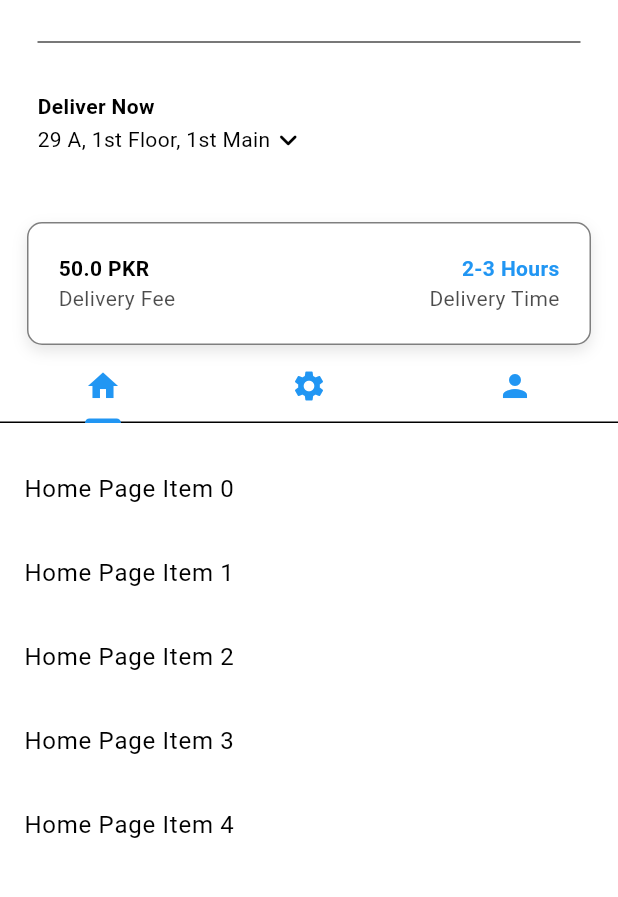
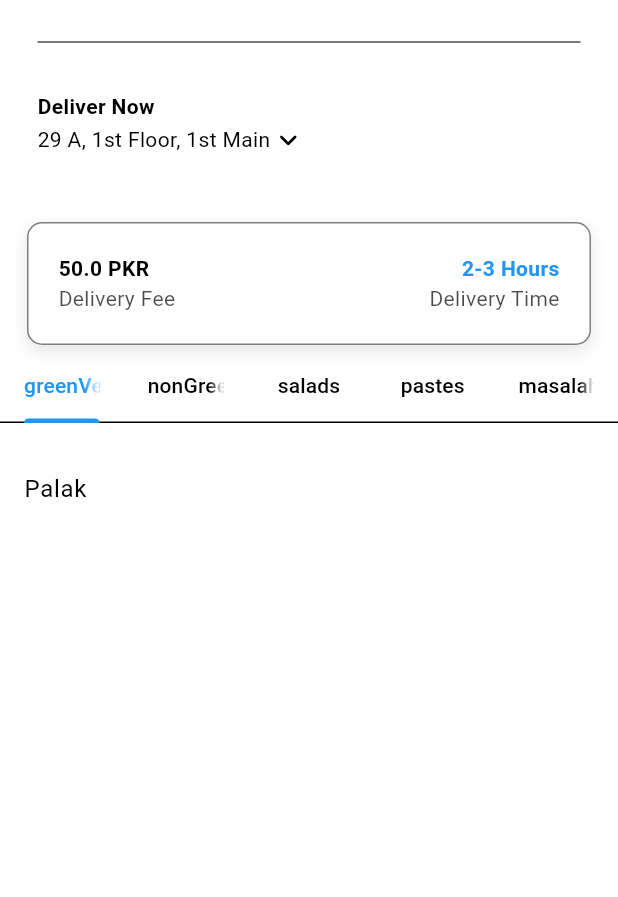
Before and after one commit to tahirdotdev-tdd/vibes_veggies-newui, a Flutter app: the screen it shows after launch, after a tap on "Login", on a phone screen of 412 x 824 dp, the part 63-960 px from its top. Run offline on Flutter 3.47's test engine with Material 3 defaults, Android fonts, the phone set to English and light mode, and no system bars.

Commit message:
Updated UI, and other pages

```diff
--- a/lib/components/my_tab_bar.dart
+++ b/lib/components/my_tab_bar.dart
@@ -1,26 +1,24 @@
 import 'package:flutter/material.dart';
+import 'package:vibes_veggies/models/food.dart';
 
 class MyTabBar extends StatelessWidget {
   final TabController tabController;
   const MyTabBar({super.key, required this.tabController});
+
+  List<Tab> _buildCategoryTabs() {
+    return FoodCategories.values.map((category) {
+      return Tab(
+        text: category.toString().split(".").last,
+      );
+    }).toList();
+  }
 
   @override
   Widget build(BuildContext context) {
     return Container(
       child: TabBar(
         controller: tabController,
-        tabs: const [
-          Tab(
-            icon: Icon(Icons.home),
-          ),
-          Tab(
-            icon: Icon(Icons.settings),
-          ),
-          Tab(
-            icon: Icon(Icons.person),
-          ),
-
-        ],
+        tabs: _buildCategoryTabs(),
       ),
     );
   }
--- a/lib/main.dart
+++ b/lib/main.dart
@@ -1,14 +1,27 @@
 import 'package:flutter/material.dart';
 import 'package:provider/provider.dart';
 import 'package:vibes_veggies/auth/login_or_register.dart';
+import 'package:vibes_veggies/models/restraunt.dart';
 import 'package:vibes_veggies/themes/theme_provider.dart';
 
 void main() {
-  runApp(ChangeNotifierProvider(
-    create: (context) => ThemeProvider(),
-    child: const MyApp(),
-  ));
+  runApp(
+    MultiProvider(
+      providers: [
+        // Theme provider
+        ChangeNotifierProvider(
+          create: (context) => ThemeProvider(),
+        ),
+        // Restaurant provider
+        ChangeNotifierProvider(
+          create: (context) => Restraunt(),
+        ),
+      ],
+      child: const MyApp(), // Replace 'MyApp' with your root widget
+    ),
+  );
 }
+
 
 class MyApp extends StatelessWidget {
   const MyApp({super.key});
--- a/lib/models/restraunt.dart
+++ b/lib/models/restraunt.dart
@@ -0,0 +1,84 @@
+import 'package:flutter/cupertino.dart';
+import 'package:provider/provider.dart';
+import 'package:vibes_veggies/models/food.dart';
+
+class Restraunt extends ChangeNotifier {
+  final List<Food> _menu = [
+
+    //green Veggie
+    Food(
+      name: "Palak",
+      description: "Fresh, pre-cut and ready-to-cook",
+      imagePath: "lib/images/greeenVeggies/gobi.jpeg",
+      price: "250.0 PKR",
+      category: FoodCategories.greenVeggies,
+      availableAddons: [
+        AddOn(name: "Masalah", price: "30"),
+        AddOn(name: "Lehsan", price: "30"),
+      ],
+    ),
+
+    //non green veggies
+    Food(
+      name: "Turnips",
+      description: "Fresh, pre-cut and ready-to-cook",
+      imagePath: "lib/images/nonGreen/turnips.jpeg",
+      price: "300.0 PKR",
+      category: FoodCategories.nonGreenVeggies,
+      availableAddons: [
+        AddOn(name: "Masalah", price: "30"),
+        AddOn(name: "Lehsan", price: "30"),
+      ],
+    ),
+
+    //masalah
+    Food(
+      name: "Dhania",
+      description: "Fresh, pre-cut and ready-to-cook",
+      imagePath: "lib/images/masalah/dhania.jpeg",
+      price: "300.0 PKR",
+      category: FoodCategories.masalah,
+      availableAddons: [
+        AddOn(name: "Lehsan", price: "30"),
+      ],
+    ),
+
+    //pastes
+    Food(
+      name: "Carrots",
+      description: "Fresh, pre-cut and ready-to-cook",
+      imagePath: "lib/images/nonGreen/carrots.jpeg",
+      price: "150.0 PKR",
+      category: FoodCategories.nonGreenVeggies,
+      availableAddons: [
+        AddOn(name: "Masalah", price: "30"),
+        AddOn(name: "Lehsan", price: "30"),
+      ],
+    )
+
+  ];
+
+
+  //Getters
+List<Food> get menu => _menu;
+
+  //Operations
+
+ //-> Add to cart
+
+ //-> Remove from cart
+
+ //-> Get total price
+
+ //-> Get total number of items in cart
+
+ //clear the cart
+
+  //Helpers
+
+//generate a receipt
+
+//convert double into money
+
+//format list of addons into a string summary
+}
--- a/lib/pages/home_page.dart
+++ b/lib/pages/home_page.dart
@@ -1,9 +1,12 @@
 import 'package:flutter/material.dart';
+import 'package:provider/provider.dart';
 import 'package:vibes_veggies/components/my_current_location.dart';
 import 'package:vibes_veggies/components/my_description_box.dart';
 import 'package:vibes_veggies/components/my_drawer.dart';
 import 'package:vibes_veggies/components/my_sliver_app_bar.dart';
 import 'package:vibes_veggies/components/my_tab_bar.dart';
+import 'package:vibes_veggies/models/food.dart';
+import 'package:vibes_veggies/models/restraunt.dart';
 
 class HomePage extends StatefulWidget {
   const HomePage({super.key});
@@ -12,13 +15,15 @@ class HomePage extends StatefulWidget {
   State<HomePage> createState() => _HomePageState();
 }
 
-class _HomePageState extends State<HomePage> with SingleTickerProviderStateMixin {
+class _HomePageState extends State<HomePage>
+    with SingleTickerProviderStateMixin {
   late TabController _tabController;
 
   @override
   void initState() {
     super.initState();
-    _tabController = TabController(length: 3, vsync: this);
+    _tabController =
+        TabController(length: FoodCategories.values.length, vsync: this);
   }
 
   @override
@@ -27,10 +32,33 @@ class _HomePageState extends State<HomePage> with SingleTickerProviderStateMixin
     super.dispose();
   }
 
+//sorting specific category list
+  List<Food> _filterMenuByCategory(
+      FoodCategories category, List<Food> fullMenu) {
+    return fullMenu.where((food) => food.category == category).toList();
+  }
+
+  //return list of foods in category
+  List<Widget> getFoodInThisCategory(List<Food> fullMenu) {
+    return FoodCategories.values.map((category) {
+      List<Food> categoryMenu = _filterMenuByCategory(category, fullMenu);
+      return ListView.builder(
+          itemCount: categoryMenu.length,
+          physics: const NeverScrollableScrollPhysics(),
+          itemBuilder: (context, index) {
+            return ListTile(
+              title: Text(categoryMenu[index].name),
+            );
+          });
+    }).toList();
+  }
+
   @override
   Widget build(BuildContext context) {
     return Scaffold(
-      backgroundColor: Theme.of(context).colorScheme.surface, // Background color for light/dark mode
+      backgroundColor: Theme.of(context)
+          .colorScheme
+          .surface, // Background color for light/dark mode
       drawer: const MyDrawer(),
       body: NestedScrollView(
           headerSliverBuilder: (context, innerBoxIsScrolled) => [
@@ -42,7 +70,10 @@ class _HomePageState extends State<HomePage> with SingleTickerProviderStateMixin
                       Divider(
                         indent: 25,
                         endIndent: 25,
-                  color: Theme.of(context).colorScheme.onSurface.withOpacity(0.7), // Divider color
+                        color: Theme.of(context)
+                            .colorScheme
+                            .onSurface
+                            .withOpacity(0.7), // Divider color
                       ),
                       const MyCurrentLocation(),
                       const MyDescriptionBox(),
@@ -50,48 +81,13 @@ class _HomePageState extends State<HomePage> with SingleTickerProviderStateMixin
                   ),
                 ),
               ],
-        body: TabBarView(
+          body: Consumer<Restraunt>(
+            builder: (context, restraunt, child) => TabBarView(
                 controller: _tabController,
-          children: [
+                children:
                     // Home Page Items
-            ListView.builder(
-              itemCount: 5,
-              itemBuilder: (context, index) => ListTile(
-                title: Text(
-                  "Home Page Item $index",
-                  style: TextStyle(
-                    color: Theme.of(context).colorScheme.onSurface, // Text color based on theme
-                  ),
-                ),
-              ),
-            ),
-            // Settings Page Items
-            ListView.builder(
-              itemCount: 5,
-              itemBuilder: (context, index) => ListTile(
-                title: Text(
-                  "Settings Page Item $index",
-                  style: TextStyle(
-                    color: Theme.of(context).colorScheme.onSurface, // Text color based on theme
-                  ),
-                ),
-              ),
-            ),
-            // Person Page Items
-            ListView.builder(
-              itemCount: 5,
-              itemBuilder: (context, index) => ListTile(
-                title: Text(
-                  "Person Page Item $index",
-                  style: TextStyle(
-                    color: Theme.of(context).colorScheme.onSurface, // Text color based on theme
-                  ),
-                ),
-              ),
-            ),
-          ],
-        ),
-      ),
+                    getFoodInThisCategory(restraunt.menu)),
+          )),
     );
   }
 }
--- a/pubspec.yaml
+++ b/pubspec.yaml
@@ -62,7 +62,7 @@ flutter:
   # To add assets to your application, add an assets section, like this:
   assets:
    - lib/images/
-   - lib/images/greenVeggies/
+   - lib/images/greeenVeggies/
    - lib/images/masalah/
    - lib/images/nonGreen/
    - lib/images/pastes/
```
Lines whose indentation alone changed are shown as unchanged.
